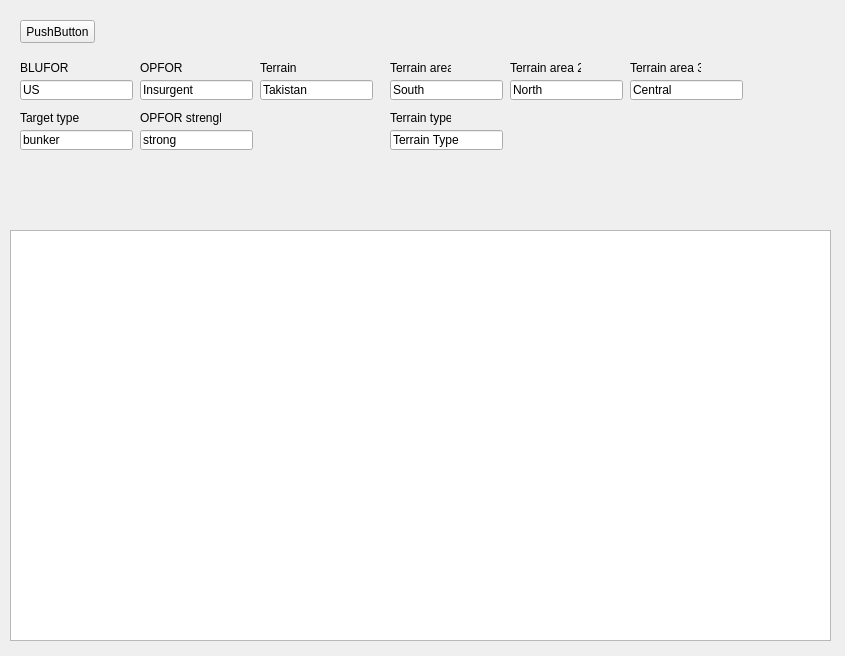
SnakeManPMC/arma-2-Briefing_Generator, file widget.ui: the form before one commit.
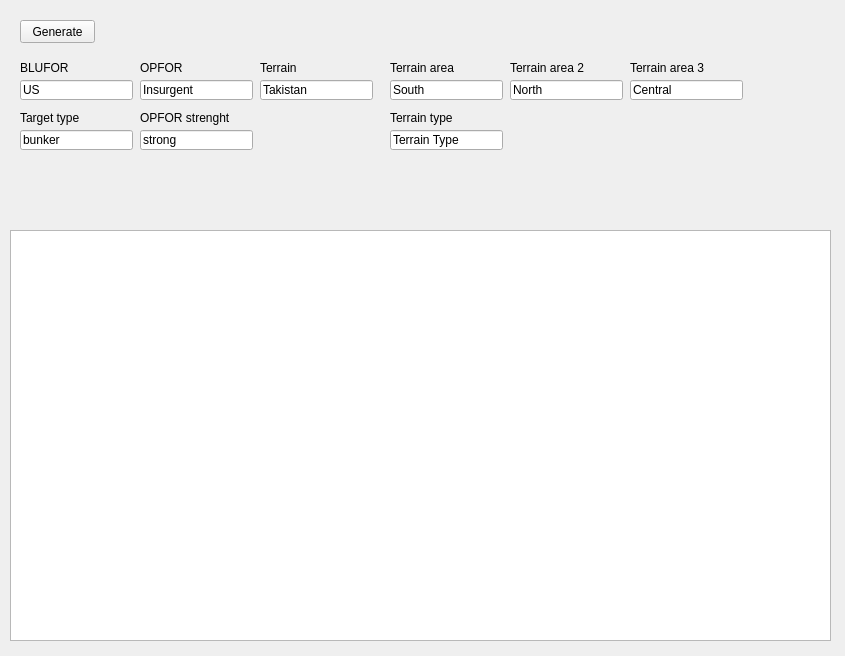
The form after the commit.

Commit message: 4k GUI and nullptr fix, version number added

```diff
--- a/widget.ui
+++ b/widget.ui
@@ -33,7 +33,7 @@
     </rect>
    </property>
    <property name="text">
-    <string>PushButton</string>
+    <string>Generate</string>
    </property>
   </widget>
   <widget class="QLineEdit" name="blufor">
@@ -158,7 +158,7 @@
     <rect>
      <x>390</x>
      <y>60</y>
-     <width>61</width>
+     <width>81</width>
      <height>16</height>
     </rect>
    </property>
@@ -171,7 +171,7 @@
     <rect>
      <x>510</x>
      <y>60</y>
-     <width>71</width>
+     <width>91</width>
      <height>16</height>
     </rect>
    </property>
@@ -184,7 +184,7 @@
     <rect>
      <x>630</x>
      <y>60</y>
-     <width>71</width>
+     <width>101</width>
      <height>16</height>
     </rect>
    </property>
@@ -210,7 +210,7 @@
     <rect>
      <x>390</x>
      <y>110</y>
-     <width>61</width>
+     <width>91</width>
      <height>16</height>
     </rect>
    </property>
@@ -236,7 +236,7 @@
     <rect>
      <x>20</x>
      <y>110</y>
-     <width>61</width>
+     <width>111</width>
      <height>16</height>
     </rect>
    </property>
@@ -262,7 +262,7 @@
     <rect>
      <x>140</x>
      <y>110</y>
-     <width>81</width>
+     <width>111</width>
      <height>16</height>
     </rect>
    </property>
```
The commit also changes 2 other files.
